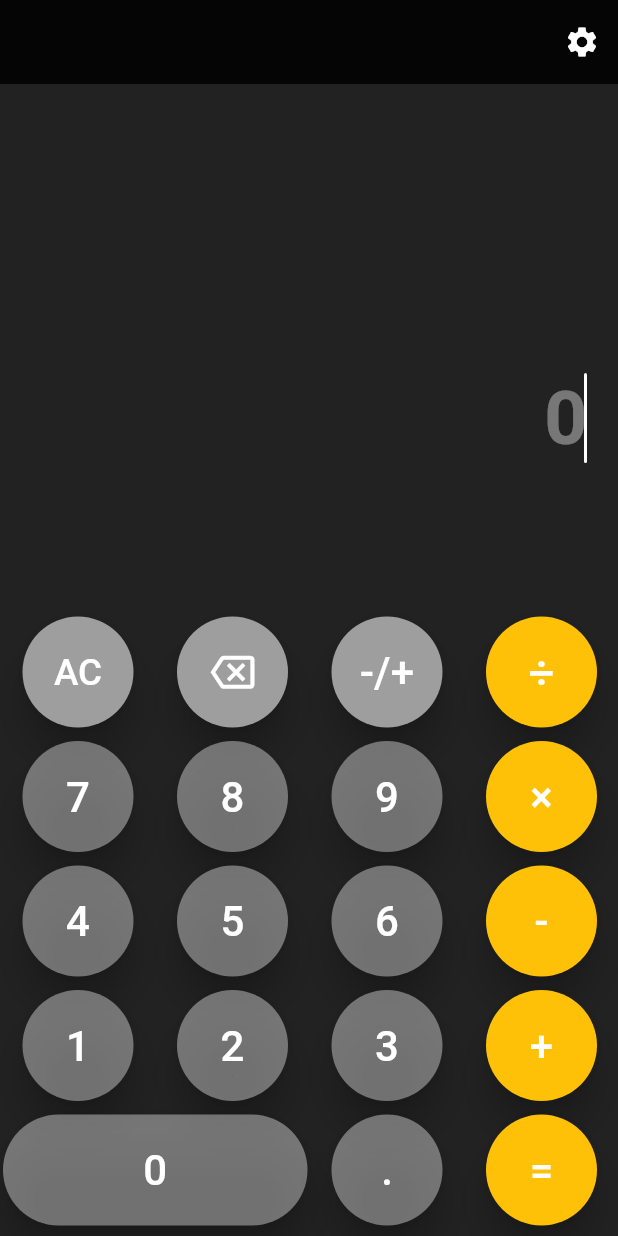
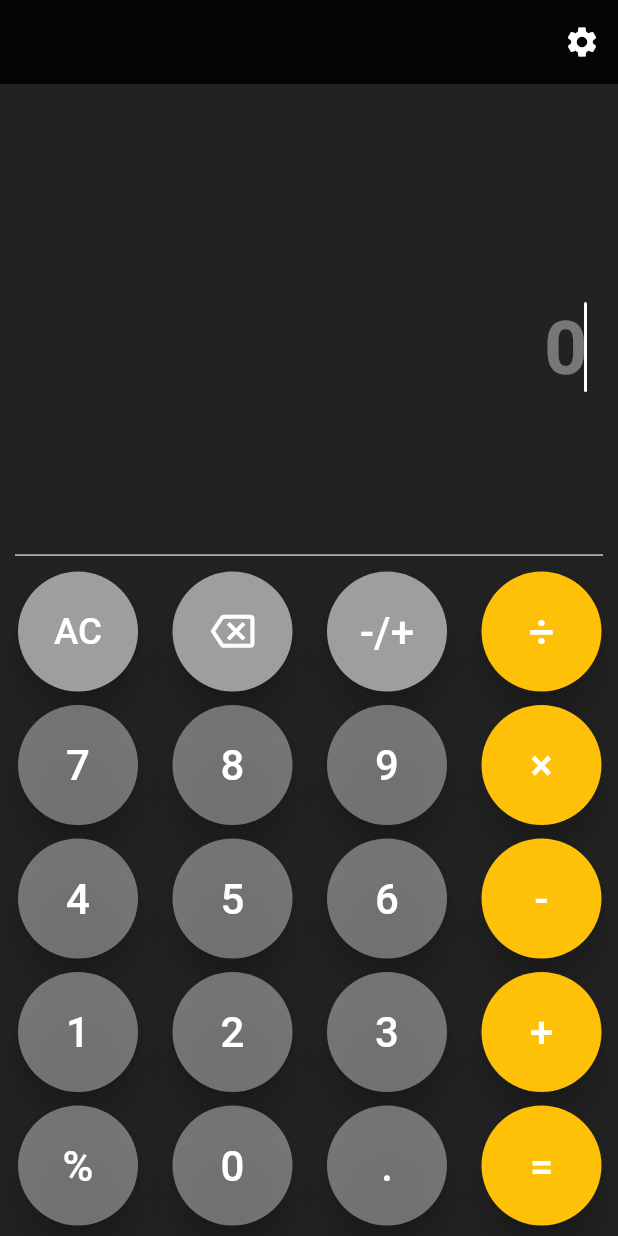
Before and after one commit to shu123684/Calculator, a Flutter app: the screen it shows after launch, after a tap on the "backspace" icon, on a phone screen of 412 x 824 dp. Run offline on Flutter 3.47's test engine with Material 3 defaults, Android fonts, the phone set to English and light mode, and no system bars; missing offline and left inert: function_tree.

Commit message:
Button space user-friendly

```diff
--- a/lib/btn.dart
+++ b/lib/btn.dart
@@ -1,6 +1,7 @@
 class Btn {
   static const String del = "del";
   static const String clr = "AC";
+  static const String per = "%";
   static const String negpos = "-/+";
   static const String divide = "/";
   static const String multiply = "*";
--- a/lib/button.dart
+++ b/lib/button.dart
@@ -40,8 +40,7 @@ class CustomCircleButton extends StatelessWidget {
         ),
 
         child: SizedBox(
-          height: height ?? 74,
-          width: width ?? 74,
+          height: height,
           child: FloatingActionButton(
             onPressed: () {
               onClick?.call();
--- a/lib/calculatorScreen.dart
+++ b/lib/calculatorScreen.dart
@@ -1,5 +1,4 @@
 import 'package:flutter/material.dart';
-// import 'dart:math';
 import 'package:function_tree/function_tree.dart';
 
 import 'package:calculator/button.dart';
@@ -13,7 +12,8 @@ class calculatorScreen extends StatefulWidget {
 }
 
 class _calculatorScreenState extends State<calculatorScreen> {
-  // bool dotCheck = false;
+
+
 
   // ignore: prefer_final_fields
   TextEditingController _displayController = TextEditingController();
@@ -28,7 +28,7 @@ class _calculatorScreenState extends State<calculatorScreen> {
       WidgetsBinding.instance.addPostFrameCallback((_) {
         _mainDisplayScrollController.animateTo(
           _mainDisplayScrollController.position.maxScrollExtent,
-          duration: Duration(milliseconds: 100), // Adjust duration
+          duration: Duration(milliseconds: 80), // Adjust duration
           curve: Curves.easeOut, // Adjust animation curve
         );
       });
@@ -57,6 +57,8 @@ class _calculatorScreenState extends State<calculatorScreen> {
 
   @override
   Widget build(BuildContext context) {
+    final btnSpace = MediaQuery.of(context).size.height*.54;
+    final btnHeight = (btnSpace-45)/5;
     return Scaffold(
       backgroundColor: Theme.of(context).scaffoldBackgroundColor,
       appBar: AppBar(
@@ -130,15 +132,24 @@ class _calculatorScreenState extends State<calculatorScreen> {
               ),
             ),
           ),
-
+          Padding(
+            padding: const EdgeInsets.fromLTRB(10, 0, 10, 1),
+            child: Divider(),
+          ),
+          SizedBox(
+            height: btnSpace,
+            child: Column(
+              mainAxisAlignment: MainAxisAlignment.spaceEvenly,
+              children: [
                 Row(
                   mainAxisAlignment: MainAxisAlignment.spaceEvenly,
-            // !st COntainer
+                  // 1st Container
                   children: [
                     CustomCircleButton(
                       title: Btn.clr,
                       font_size: 24.5,
                       color: Colors.grey,
+                      height: btnHeight,
                       onClick: () {
                         buttonTap(Btn.clr);
                       },
@@ -146,6 +157,7 @@ class _calculatorScreenState extends State<calculatorScreen> {
                     CustomCircleButton(
                       icon_size: 29,
                       color: Colors.grey,
+                      height: btnHeight,
                       icondata: Icons.backspace_outlined,
                       onClick: () {
                         buttonTap(Btn.del);
@@ -155,6 +167,7 @@ class _calculatorScreenState extends State<calculatorScreen> {
                       title: Btn.negpos,
                       font_size: 28,
                       color: Colors.grey,
+                      height: btnHeight,
                       onClick: () {
                         buttonTap(Btn.negpos);
                       },
@@ -163,6 +176,7 @@ class _calculatorScreenState extends State<calculatorScreen> {
                       title: "÷",
                       font_size: 30,
                       color: Colors.amber,
+                      height: btnHeight,
                       splashColor: Colors.amberAccent,
                       onClick: () {
                         buttonTap(Btn.divide);
@@ -172,12 +186,13 @@ class _calculatorScreenState extends State<calculatorScreen> {
                 ),
                 Row(
                   mainAxisAlignment: MainAxisAlignment.spaceEvenly,
-            // !st COntainer
+                  // 2nd Container
                   children: [
                     CustomCircleButton(
                       title: Btn.n7,
                       font_size: 28,
                       color: Colors.white38,
+                      height: btnHeight,
                       onClick: () {
                         buttonTap(Btn.n7);
                       },
@@ -186,6 +201,7 @@ class _calculatorScreenState extends State<calculatorScreen> {
                       title: Btn.n8,
                       font_size: 28,
                       color: Colors.white38,
+                      height: btnHeight,
                       onClick: () {
                         buttonTap(Btn.n8);
                       },
@@ -194,6 +210,7 @@ class _calculatorScreenState extends State<calculatorScreen> {
                       title: Btn.n9,
                       font_size: 28,
                       color: Colors.white38,
+                      height: btnHeight,
                       onClick: () {
                         buttonTap(Btn.n9);
                       },
@@ -202,6 +219,7 @@ class _calculatorScreenState extends State<calculatorScreen> {
                       title: "×",
                       font_size: 28,
                       color: Colors.amber,
+                      height: btnHeight,
                       splashColor: Colors.amberAccent,
                       onClick: () {
                         buttonTap(Btn.multiply);
@@ -211,12 +229,13 @@ class _calculatorScreenState extends State<calculatorScreen> {
                 ),
                 Row(
                   mainAxisAlignment: MainAxisAlignment.spaceEvenly,
-            // !st COntainer
+                  // !st Container
                   children: [
                     CustomCircleButton(
                       title: Btn.n4,
                       font_size: 28,
                       color: Colors.white38,
+                      height: btnHeight,
                       onClick: () {
                         buttonTap(Btn.n4);
                       },
@@ -225,6 +244,7 @@ class _calculatorScreenState extends State<calculatorScreen> {
                       title: Btn.n5,
                       font_size: 28,
                       color: Colors.white38,
+                      height: btnHeight,
                       onClick: () {
                         buttonTap(Btn.n5);
                       },
@@ -233,6 +253,7 @@ class _calculatorScreenState extends State<calculatorScreen> {
                       title: Btn.n6,
                       font_size: 28,
                       color: Colors.white38,
+                      height: btnHeight,
                       onClick: () {
                         buttonTap(Btn.n6);
                       },
@@ -241,6 +262,7 @@ class _calculatorScreenState extends State<calculatorScreen> {
                       title: Btn.subtract,
                       font_size: 28,
                       color: Colors.amber,
+                      height: btnHeight,
                       splashColor: Colors.amberAccent,
                       onClick: () {
                         buttonTap(Btn.subtract);
@@ -250,12 +272,13 @@ class _calculatorScreenState extends State<calculatorScreen> {
                 ),
                 Row(
                   mainAxisAlignment: MainAxisAlignment.spaceEvenly,
-            // !st COntainer
+                  // !st Container
                   children: [
                     CustomCircleButton(
                       title: Btn.n1,
                       font_size: 28,
                       color: Colors.white38,
+                      height: btnHeight,
                       onClick: () {
                         buttonTap(Btn.n1);
                       },
@@ -264,6 +287,7 @@ class _calculatorScreenState extends State<calculatorScreen> {
                       title: Btn.n2,
                       font_size: 28,
                       color: Colors.white38,
+                      height: btnHeight,
                       onClick: () {
                         buttonTap(Btn.n2);
                       },
@@ -272,6 +296,7 @@ class _calculatorScreenState extends State<calculatorScreen> {
                       title: Btn.n3,
                       font_size: 28,
                       color: Colors.white38,
+                      height: btnHeight,
                       onClick: () {
                         buttonTap(Btn.n3);
                       },
@@ -280,6 +305,7 @@ class _calculatorScreenState extends State<calculatorScreen> {
                       title: Btn.add,
                       font_size: 28,
                       color: Colors.amber,
+                      height: btnHeight,
                       splashColor: Colors.amberAccent,
                       onClick: () {
                         buttonTap(Btn.add);
@@ -289,15 +315,22 @@ class _calculatorScreenState extends State<calculatorScreen> {
                 ),
                 Row(
                   mainAxisAlignment: MainAxisAlignment.spaceEvenly,
-            // !st COntainer
+                  // !st Container
                   children: [
-              // CustomCircleButton(title: "%", font_size: 28, color: Colors.white38,),
+                    CustomCircleButton(
+                      title: Btn.per,
+                      font_size: 28,
+                      color: Colors.white38,
+                      height: btnHeight,
+                      onClick: () {
+                        buttonTap(Btn.per);
+                      },
+                    ),
                     CustomCircleButton(
                       title: Btn.n0,
                       font_size: 28,
                       color: Colors.white38,
-                flex: 2,
-                shape: 60,
+                      height: btnHeight,
                       onClick: () {
                         buttonTap(Btn.n0);
                       },
@@ -306,6 +339,7 @@ class _calculatorScreenState extends State<calculatorScreen> {
                       title: Btn.dot,
                       font_size: 28,
                       color: Colors.white38,
+                      height: btnHeight,
 
                       onClick: () {
                         buttonTap(Btn.dot);
@@ -315,12 +349,16 @@ class _calculatorScreenState extends State<calculatorScreen> {
                       title: Btn.calculate,
                       font_size: 28,
                       color: Colors.amber,
+                      height: btnHeight,
                       splashColor: Colors.amberAccent,
                       onClick: () {
                         buttonTap(Btn.calculate);
                       },
                     ),
                   ], // children
+                ),
+              ],
+            ),
           ),
         ], //children
       ),
@@ -335,8 +373,10 @@ class _calculatorScreenState extends State<calculatorScreen> {
       delete();
       return;
     } else if (value == Btn.negpos) {
-      print("negpos");
       negpos();
+      return;
+    } else if (value == Btn.per) {
+      percentage();
       return;
     } else if (value == Btn.calculate) {
       calculate();
@@ -454,7 +494,7 @@ class _calculatorScreenState extends State<calculatorScreen> {
       );
     }
     if (RegExp(r"[-+*/]").hasMatch(_displayController.text)) {
-      _displayController.text = "-(" + _displayController.text + ")";
+      _displayController.text = "-(${_displayController.text})";
     } else {
       if (_displayController.text.startsWith(Btn.subtract)) {
         _displayController.text = _displayController.text.substring(1);
@@ -462,6 +502,18 @@ class _calculatorScreenState extends State<calculatorScreen> {
         _displayController.text = Btn.subtract + _displayController.text;
       }
     }
+    setState(() {
+      update_resultController();
+    });
+  }
+
+  void percentage() {
+    if (_displayController.text == "") return;
+    _displayController.text = "(${_displayController.text})%";
+
+    double num = _displayController.text.interpret().toDouble() / 100;
+    _resultController.text = num.toString();
+
     setState(() {
       update_resultController();
     });
@@ -485,8 +537,6 @@ class _calculatorScreenState extends State<calculatorScreen> {
     ) {
       if (_displayController.text[i] == Btn.dot) {
         rightcheck = true;
-        print("i: $i");
-        print("right: $rightcheck");
         break;
       }
     }
@@ -494,7 +544,8 @@ class _calculatorScreenState extends State<calculatorScreen> {
     //Left check
     bool leftcheck = false;
     for (
-      j;   j >= 0 &&
+      j;
+      j >= 0 &&
           (_displayController.text[j] != Btn.add &&
               _displayController.text[j] != Btn.subtract &&
               _displayController.text[j] != Btn.multiply &&
@@ -503,8 +554,6 @@ class _calculatorScreenState extends State<calculatorScreen> {
     ) {
       if (_displayController.text[j] == Btn.dot) {
         leftcheck = true;
-        print("letter: $j");
-        print("left check: $leftcheck");
         break;
       }
     }
@@ -528,7 +577,6 @@ class _calculatorScreenState extends State<calculatorScreen> {
       _resultController.text = removeTrailingZeros(
         _displayController.text.interpret().toDouble(),
       );
-
       if (_resultController.text.endsWith(".0")) {
         _resultController.text = _resultController.text.substring(
           0,
```
Lines whose indentation alone changed are shown as unchanged.
